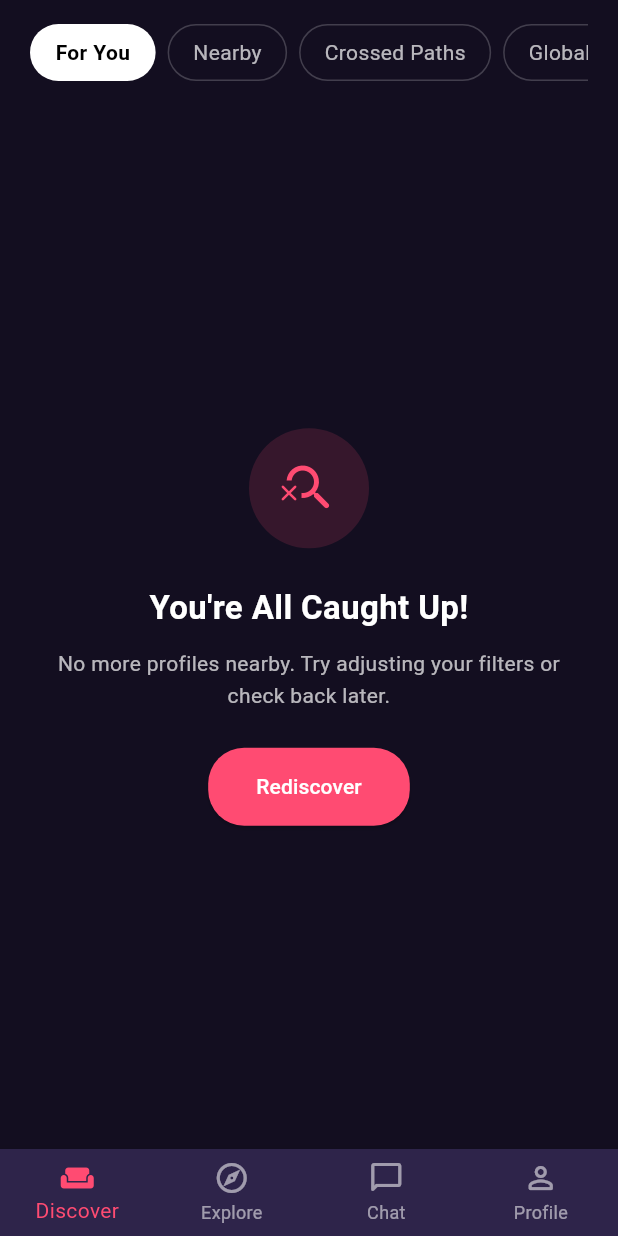
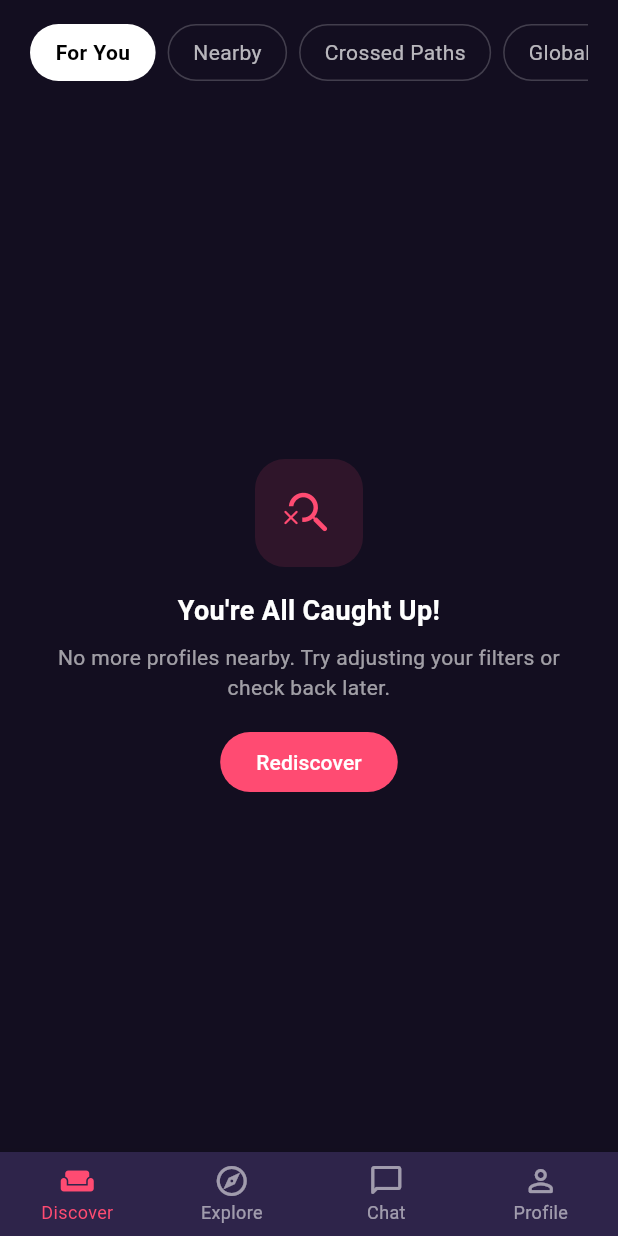
Before and after one commit to zypherlabs-bit/Weekend, a Flutter app: the HomeScreen screen opened by its route, on a phone screen of 412 x 824 dp. Run offline on Flutter 3.47's test engine with Material 3 defaults, Android fonts, the phone set to English and light mode, and no system bars; our stand-ins replace cached_network_image, flutter_local_notifications, flutter_riverpod, flutter_secure_storage, geocoding, geolocator and 7 more; missing offline and left inert: mobile_scanner; accounts and stored records are empty.

Commit message:
feat: add Weekend glass design-system tokens with shared empty/error states and accessible swipe controls

```diff
--- a/lib/features/home/home_screen.dart
+++ b/lib/features/home/home_screen.dart
@@ -9,6 +9,7 @@
 import '../../services/ad_service.dart';
 import '../../repositories/ad_repository.dart';
 import '../../widgets/discovery_card.dart';
+import '../../widgets/weekend_empty_state.dart';
 import '../../services/location_service.dart';
 import '../chat/chat_screen.dart';
 import '../profile/profile_screen.dart';
@@ -152,21 +153,37 @@
       type: BottomNavigationBarType.fixed,
       selectedItemColor: const Color(0xFFFF4B72),
       unselectedItemColor: Colors.white.withValues(alpha: 0.55),
+      selectedLabelStyle: const TextStyle(fontSize: 12),
+      unselectedLabelStyle: const TextStyle(fontSize: 12),
       items: [
         BottomNavigationBarItem(
-          icon: Icon(
-            _currentIndex == 0 ? Icons.weekend_rounded : Icons.weekend_outlined,
+          icon: Semantics(
+            label: 'Discover tab',
+            child: Icon(
+              _currentIndex == 0
+                  ? Icons.weekend_rounded
+                  : Icons.weekend_outlined,
+            ),
           ),
           label: 'Discover',
+          tooltip: 'Discover',
         ),
         BottomNavigationBarItem(
-          icon: Icon(
-            _currentIndex == 1 ? Icons.explore_rounded : Icons.explore_outlined,
+          icon: Semantics(
+            label: 'Explore tab',
+            child: Icon(
+              _currentIndex == 1
+                  ? Icons.explore_rounded
+                  : Icons.explore_outlined,
+            ),
           ),
           label: 'Explore',
+          tooltip: 'Explore',
         ),
         BottomNavigationBarItem(
-          icon: Stack(
+          icon: Semantics(
+            label: 'Chat tab',
+            child: Stack(
               children: [
                 Icon(
                   _currentIndex == 2
@@ -177,6 +194,9 @@
                   Positioned(
                     right: 0,
                     top: 0,
+                    child: Semantics(
+                      label:
+                          '${state.matches.fold(0, (sum, m) => sum + m.unreadCount)} unread messages',
                       child: Container(
                         padding: const EdgeInsets.all(2),
                         decoration: const BoxDecoration(
@@ -198,17 +218,24 @@
                         ),
                       ),
                     ),
+                  ),
               ],
             ),
+          ),
           label: 'Chat',
+          tooltip: 'Chat',
         ),
         BottomNavigationBarItem(
-          icon: Icon(
+          icon: Semantics(
+            label: 'Profile tab',
+            child: Icon(
               _currentIndex == 3
                   ? Icons.person_rounded
                   : Icons.person_outline_rounded,
             ),
+          ),
           label: 'Profile',
+          tooltip: 'Profile',
         ),
       ],
     );
@@ -379,7 +406,7 @@
             ),
             Expanded(
               child: state.deckProfiles.isEmpty
-                  ? _EmptyState(
+                  ? WeekendEmptyState(
                       icon: Icons.search_off_rounded,
                       title: "You're All Caught Up!",
                       subtitle:
@@ -433,6 +460,7 @@
                   children: [
                     _ActionButton(
                       icon: Icons.close_rounded,
+                      semanticLabel: 'Pass on this profile',
                       color: const Color(0xFF22202A),
                       iconColor: Colors.white,
                       onPressed: () => ref
@@ -441,6 +469,7 @@
                     ),
                     _ActionButton(
                       icon: Icons.star_rounded,
+                      semanticLabel: 'Send a stand-out like',
                       color: const Color(0xFF22202A),
                       iconColor: const Color(0xFFFF9966),
                       onPressed: () => ref
@@ -452,6 +481,7 @@
                     ),
                     _ActionButton(
                       icon: Icons.favorite_rounded,
+                      semanticLabel: 'Like this profile',
                       color: const Color(0xFFFF4B72),
                       size: 64,
                       onPressed: () => ref
@@ -624,12 +654,14 @@
 
 class _ActionButton extends StatelessWidget {
   final IconData icon;
+  final String semanticLabel;
   final Color color;
   final Color iconColor;
   final double size;
   final VoidCallback onPressed;
   const _ActionButton({
     required this.icon,
+    required this.semanticLabel,
     required this.color,
     this.iconColor = Colors.white,
     this.size = 54,
@@ -637,85 +669,17 @@
   });
   @override
   Widget build(BuildContext context) {
-    return Container(
+    return Semantics(
+      button: true,
+      label: semanticLabel,
+      child: Container(
         width: size,
         height: size,
         decoration: BoxDecoration(color: color, shape: BoxShape.circle),
         child: IconButton(
+          tooltip: semanticLabel,
           onPressed: onPressed,
           icon: Icon(icon, color: iconColor, size: size * 0.4),
-      ),
-    );
-  }
-}
-
-class _EmptyState extends StatelessWidget {
-  final IconData icon;
-  final String title;
-  final String subtitle;
-  final String actionLabel;
-  final VoidCallback onAction;
-  const _EmptyState({
-    required this.icon,
-    required this.title,
-    required this.subtitle,
-    required this.actionLabel,
-    required this.onAction,
-  });
-  @override
-  Widget build(BuildContext context) {
-    return Center(
-      child: Padding(
-        padding: const EdgeInsets.all(32),
-        child: Column(
-          mainAxisAlignment: MainAxisAlignment.center,
-          children: [
-            Container(
-              width: 80,
-              height: 80,
-              decoration: BoxDecoration(
-                color: const Color(0xFFFF4B72).withValues(alpha: 0.15),
-                shape: BoxShape.circle,
-              ),
-              child: Icon(icon, size: 40, color: const Color(0xFFFF4B72)),
-            ),
-            const SizedBox(height: 24),
-            Text(
-              title,
-              style: const TextStyle(
-                fontSize: 22,
-                fontWeight: FontWeight.bold,
-                color: Colors.white,
-              ),
-              textAlign: TextAlign.center,
-            ),
-            const SizedBox(height: 12),
-            Text(
-              subtitle,
-              style: TextStyle(
-                fontSize: 14,
-                color: Colors.white.withValues(alpha: 0.7),
-                height: 1.5,
-              ),
-              textAlign: TextAlign.center,
-            ),
-            const SizedBox(height: 24),
-            ElevatedButton(
-              onPressed: onAction,
-              style: ElevatedButton.styleFrom(
-                backgroundColor: const Color(0xFFFF4B72),
-                foregroundColor: Colors.white,
-                padding: const EdgeInsets.symmetric(
-                  horizontal: 32,
-                  vertical: 16,
-                ),
-                shape: RoundedRectangleBorder(
-                  borderRadius: BorderRadius.circular(24),
-                ),
-              ),
-              child: Text(actionLabel),
-            ),
-          ],
         ),
       ),
     );
@@ -732,14 +696,12 @@
       backgroundColor: const Color(0xFF130E20),
       body: SafeArea(
         child: state.matches.isEmpty
-            ? _EmptyState(
+            ? WeekendEmptyState(
                 icon: Icons.chat_bubble_outline_rounded,
                 title: 'No Matches Yet',
                 subtitle: 'Start discovering profiles to find your matches!',
                 actionLabel: 'Discover',
-                onAction:
-                    onDiscoverTap ??
-                        () {},
+                onAction: onDiscoverTap,
               )
             : ListView.builder(
                 padding: const EdgeInsets.all(16),
--- /dev/null
+++ b/lib/widgets/weekend_design_system.dart
@@ -0,0 +1,80 @@
+import 'package:flutter/material.dart';
+
+/// Weekend design tokens: single source of truth for spacing, radius and
+/// shared swipe thresholds so screens stop duplicating raw literals.
+class WeekendTokens {
+  static const double spacingXs = 4;
+  static const double spacingSm = 8;
+  static const double spacingMd = 12;
+  static const double spacingLg = 16;
+  static const double spacingXl = 20;
+  static const double spacingXxl = 24;
+
+  static const double radiusSm = 8;
+  static const double radiusMd = 12;
+  static const double radiusLg = 16;
+  static const double radiusXl = 20;
+  static const double radiusCard = 24;
+
+  static const double swipeThresholdPx = 110;
+  static const double swipeVelocityThreshold = 700;
+}
+
+/// Shared card surface used by discovery, matches, plans and safety cards.
+class WeekendCard extends StatelessWidget {
+  final Widget child;
+  final EdgeInsetsGeometry padding;
+  final double radius;
+  final VoidCallback? onTap;
+
+  const WeekendCard({
+    super.key,
+    required this.child,
+    this.padding = const EdgeInsets.all(WeekendTokens.spacingLg),
+    this.radius = WeekendTokens.radiusLg,
+    this.onTap,
+  });
+
+  @override
+  Widget build(BuildContext context) {
+    final card = Container(
+      padding: padding,
+      decoration: BoxDecoration(
+        color: const Color(0xFF1C162E),
+        borderRadius: BorderRadius.circular(radius),
+        border: Border.all(color: Colors.white.withValues(alpha: 0.06)),
+      ),
+      child: child,
+    );
+    if (onTap == null) return card;
+    return GestureDetector(onTap: onTap, child: card);
+  }
+}
+
+/// Translucent glass surface for banners and overlays. Content painted on top
+/// stays opaque for readability; blur is applied by the parent if needed.
+class WeekendGlass extends StatelessWidget {
+  final Widget child;
+  final EdgeInsetsGeometry padding;
+  final double radius;
+
+  const WeekendGlass({
+    super.key,
+    required this.child,
+    this.padding = const EdgeInsets.all(WeekendTokens.spacingLg),
+    this.radius = WeekendTokens.radiusLg,
+  });
+
+  @override
+  Widget build(BuildContext context) {
+    return Container(
+      padding: padding,
+      decoration: BoxDecoration(
+        color: Colors.white.withValues(alpha: 0.06),
+        borderRadius: BorderRadius.circular(radius),
+        border: Border.all(color: Colors.white.withValues(alpha: 0.12)),
+      ),
+      child: child,
+    );
+  }
+}
--- /dev/null
+++ b/lib/widgets/weekend_empty_state.dart
@@ -0,0 +1,74 @@
+import 'package:flutter/material.dart';
+import 'weekend_design_system.dart';
+
+/// Empty state shared by Discover, Matches, Plans and crossed-paths lists.
+class WeekendEmptyState extends StatelessWidget {
+  final IconData icon;
+  final String title;
+  final String subtitle;
+  final String? actionLabel;
+  final VoidCallback? onAction;
+
+  const WeekendEmptyState({
+    super.key,
+    required this.icon,
+    required this.title,
+    required this.subtitle,
+    this.actionLabel,
+    this.onAction,
+  });
+
+  @override
+  Widget build(BuildContext context) {
+    return Center(
+      child: Padding(
+        padding: const EdgeInsets.all(WeekendTokens.spacingXxl),
+        child: Column(
+          mainAxisAlignment: MainAxisAlignment.center,
+          children: [
+            Container(
+              width: 72,
+              height: 72,
+              decoration: BoxDecoration(
+                color: const Color(0xFFFF4B72).withValues(alpha: 0.12),
+                borderRadius: BorderRadius.circular(WeekendTokens.radiusXl),
+              ),
+              child: Icon(icon, size: 36, color: const Color(0xFFFF4B72)),
+            ),
+            const SizedBox(height: WeekendTokens.spacingLg),
+            Text(
+              title,
+              style: const TextStyle(
+                color: Colors.white,
+                fontSize: 18,
+                fontWeight: FontWeight.bold,
+              ),
+              textAlign: TextAlign.center,
+            ),
+            const SizedBox(height: WeekendTokens.spacingSm),
+            Text(
+              subtitle,
+              style: TextStyle(
+                color: Colors.white.withValues(alpha: 0.6),
+                fontSize: 14,
+              ),
+              textAlign: TextAlign.center,
+            ),
+            if (actionLabel != null && onAction != null) ...[
+              const SizedBox(height: WeekendTokens.spacingLg),
+              ElevatedButton(
+                onPressed: onAction,
+                style: ElevatedButton.styleFrom(
+                  backgroundColor: const Color(0xFFFF4B72),
+                  foregroundColor: Colors.white,
+                  elevation: 0,
+                ),
+                child: Text(actionLabel!),
+              ),
+            ],
+          ],
+        ),
+      ),
+    );
+  }
+}
--- a/lib/widgets/widgets.dart
+++ b/lib/widgets/widgets.dart
@@ -3,3 +3,6 @@
 export 'match_celebration_dialog.dart';
 export 'safety_dialogs.dart';
 export 'location_radius_filter.dart';
+export 'weekend_design_system.dart';
+export 'weekend_empty_state.dart';
+export 'weekend_states.dart';
```
Also changed, not shown: lib/widgets/weekend_states.dart (added, +47 -0 lines), 1 other file. Lines whose indentation alone changed are shown as unchanged.
